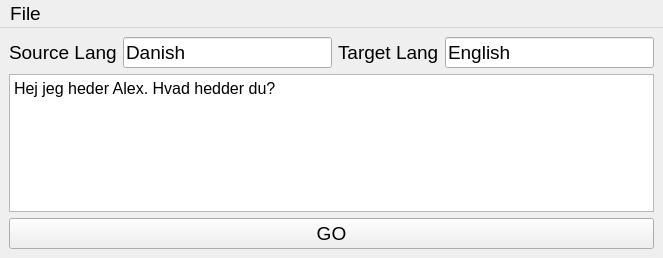
Old version of the form mainwindow.ui in the repository hytromo/immersion.
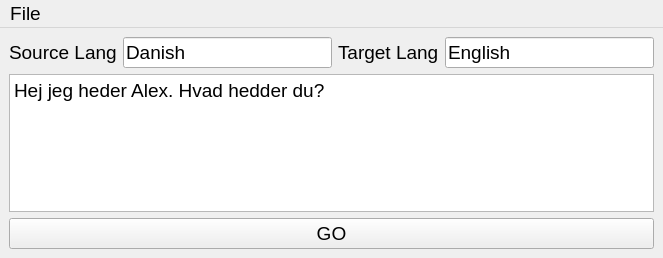
New version of the form.

What changed in the file:
```diff
--- a/mainwindow.ui
+++ b/mainwindow.ui
@@ -61,7 +61,7 @@
       <item>
        <widget class="QPlainTextEdit" name="inputText">
         <property name="styleSheet">
-         <string notr="true">font-size: 12pt;</string>
+         <string notr="true">font-size: 14pt;</string>
         </property>
         <property name="plainText">
          <string>Hej jeg heder Alex. Hvad hedder du?</string>
```
